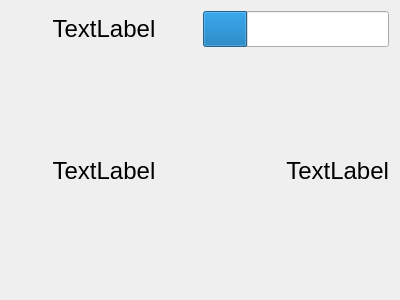
Qt form teammembercard.ui (njraf/pokemon_MVVM) before a commit.
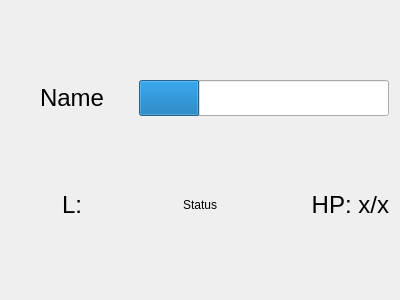
The same form after that commit.

Commit message: Show status condition during battle

Diff of the .ui file:
```diff
--- a/teammembercard.ui
+++ b/teammembercard.ui
@@ -14,7 +14,7 @@
    <string>Form</string>
   </property>
   <layout class="QGridLayout" name="gridLayout">
-   <item row="1" column="0">
+   <item row="2" column="0">
     <widget class="QLabel" name="levelLabel">
      <property name="font">
       <font>
@@ -22,29 +22,14 @@
       </font>
      </property>
      <property name="text">
-      <string>TextLabel</string>
+      <string>L:</string>
      </property>
      <property name="alignment">
       <set>Qt::AlignCenter</set>
      </property>
     </widget>
    </item>
-   <item row="0" column="0">
-    <widget class="QLabel" name="nameLabel">
-     <property name="font">
-      <font>
-       <pointsize>18</pointsize>
-      </font>
-     </property>
-     <property name="text">
-      <string>TextLabel</string>
-     </property>
-     <property name="alignment">
-      <set>Qt::AlignCenter</set>
-     </property>
-    </widget>
-   </item>
-   <item row="1" column="1">
+   <item row="2" column="2">
     <widget class="QLabel" name="healthLabel">
      <property name="font">
       <font>
@@ -52,14 +37,48 @@
       </font>
      </property>
      <property name="text">
-      <string>TextLabel</string>
+      <string>HP: x/x</string>
      </property>
      <property name="alignment">
       <set>Qt::AlignRight|Qt::AlignTrailing|Qt::AlignVCenter</set>
      </property>
     </widget>
    </item>
-   <item row="0" column="1">
+   <item row="0" column="0">
+    <widget class="QLabel" name="nameLabel">
+     <property name="font">
+      <font>
+       <pointsize>18</pointsize>
+      </font>
+     </property>
+     <property name="text">
+      <string>Name</string>
+     </property>
+     <property name="alignment">
+      <set>Qt::AlignCenter</set>
+     </property>
+    </widget>
+   </item>
+   <item row="2" column="1">
+    <widget class="QLabel" name="statusConditionLabel">
+     <property name="sizePolicy">
+      <sizepolicy hsizetype="Preferred" vsizetype="Maximum">
+       <horstretch>0</horstretch>
+       <verstretch>0</verstretch>
+      </sizepolicy>
+     </property>
+     <property name="text">
+      <string>Status</string>
+     </property>
+     <property name="alignment">
+      <set>Qt::AlignCenter</set>
+     </property>
+     <property name="margin">
+      <number>0</number>
+     </property>
+    </widget>
+   </item>
+   <item row="0" column="1" colspan="2">
     <widget class="QProgressBar" name="healthbar">
      <property name="sizePolicy">
       <sizepolicy hsizetype="Preferred" vsizetype="Fixed">
```
The commit also changes 11 other files.
